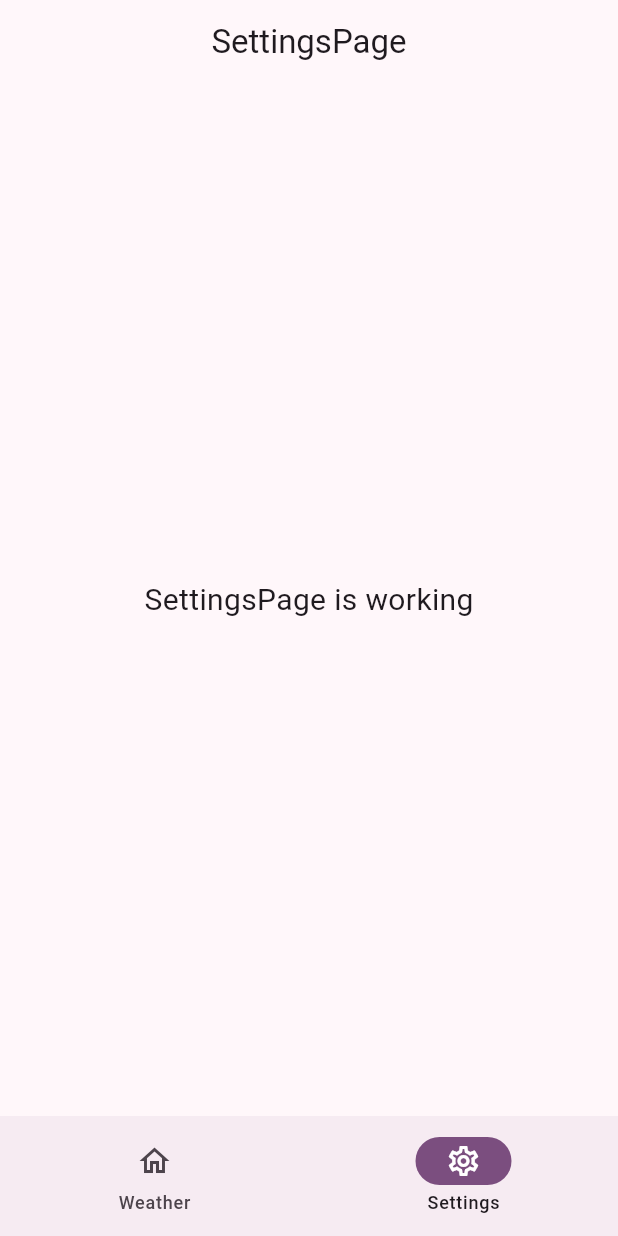
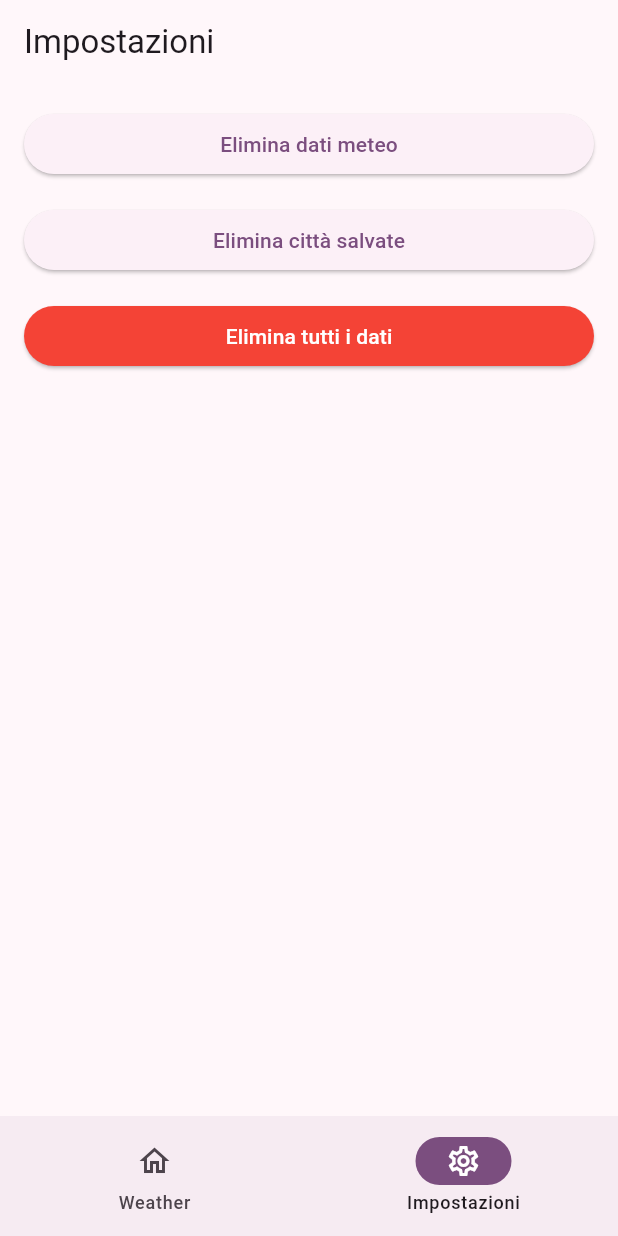
Before and after one commit to NicolaBuomp/meteo_app_esercizio_9, a Flutter app: the screen it shows after launch, item 2 of the bottom bar chosen, on a phone screen of 412 x 824 dp. Run offline on Flutter 3.47's test engine with Material 3 defaults, Android fonts, the phone set to English and light mode, and no system bars; our stand-ins replace dio, flutter_riverpod, go_router, shared_preferences.

Commit message:
Aggiunta tasti per ripulire i dati della cache nel settings

```diff
--- a/lib/Base/models/destinations.dart
+++ b/lib/Base/models/destinations.dart
@@ -9,5 +9,5 @@ class Destination {
 
 const destinations = [
   Destination(label: 'Weather', icon: Icons.home_outlined),
-  Destination(label: 'Settings', icon: Icons.settings_outlined),
+  Destination(label: 'Impostazioni', icon: Icons.settings_outlined),
 ];
--- a/lib/settings/ui/screens/settings/settings_page.dart
+++ b/lib/settings/ui/screens/settings/settings_page.dart
@@ -1,19 +1,59 @@
 import 'package:flutter/material.dart';
+import 'package:flutter_riverpod/flutter_riverpod.dart';
+import 'package:meteo_app_esercizio_9/weather/di/favorite_cities_provider.dart';
+import 'package:meteo_app_esercizio_9/weather/di/weather_provider.dart';
 
-class SettingsPage extends StatelessWidget {
+class SettingsPage extends ConsumerWidget {
   const SettingsPage({super.key});
 
   @override
-  Widget build(BuildContext context) {
+  Widget build(BuildContext context, WidgetRef ref) {
     return Scaffold(
       appBar: AppBar(
-        title: const Text('SettingsPage'),
-        centerTitle: true,
+        title: const Text('Impostazioni'),
       ),
-      body: const Center(
-        child: Text(
-          'SettingsPage is working',
-          style: TextStyle(fontSize: 20),
+      body: Padding(
+        padding: const EdgeInsets.all(16.0),
+        child: Column(
+          crossAxisAlignment: CrossAxisAlignment.stretch,
+          children: [
+            ElevatedButton(
+              onPressed: () async {
+                await ref.read(weatherProvider.notifier).clearWeatherData();
+                ScaffoldMessenger.of(context).showSnackBar(
+                  const SnackBar(content: Text('Dati meteo eliminati')),
+                );
+              },
+              child: const Text('Elimina dati meteo'),
+            ),
+            const SizedBox(height: 16),
+            ElevatedButton(
+              onPressed: () async {
+                await ref.read(favoriteCitiesProvider.notifier).removeAll();
+                ScaffoldMessenger.of(context).showSnackBar(
+                  const SnackBar(content: Text('Città salvate eliminate')),
+                );
+              },
+              child: const Text('Elimina città salvate'),
+            ),
+            const SizedBox(height: 16),
+            ElevatedButton(
+              onPressed: () async {
+                await ref.read(weatherProvider.notifier).clearWeatherData();
+                await ref.read(favoriteCitiesProvider.notifier).removeAll();
+                ScaffoldMessenger.of(context).showSnackBar(
+                  const SnackBar(content: Text('Tutti i dati eliminati')),
+                );
+              },
+              style: ElevatedButton.styleFrom(
+                backgroundColor: Colors.red,
+              ),
+              child: const Text(
+                'Elimina tutti i dati',
+                style: TextStyle(color: Colors.white),
+              ),
+            ),
+          ],
         ),
       ),
     );
```
Also changed, not shown: lib/weather/di/favorite_cities_provider.dart (+5 -5 lines), lib/weather/di/weather_provider.dart (+10 -5 lines), lib/weather/services/favorite_city_service.dart (added, +34 -0 lines), lib/weather/services/weather_service.dart (+0 -35 lines).
